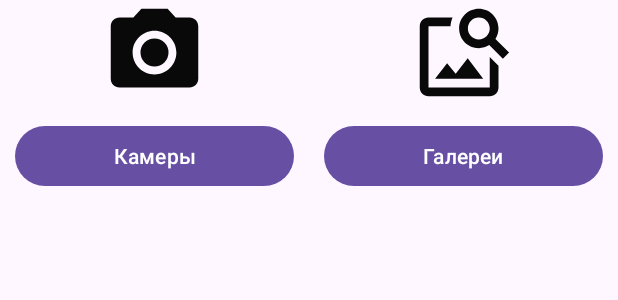
After one commit to resultb0ss/UrbanMessenger, an Android app: the layout alert_dialog_change_photo.xml on its own in the app's theme, with its tools: preview values and no code run, on a phone screen of 412 x 824 dp. The commit adds this screen. Shown: the top 300 px of the screen. Run offline under Robolectric (Android 15) with nearby library versions, the phone set to English and light mode, and no system bars.

Commit message:
Did: ---------------------- Add change photo AlertDialog
Added:
----------------------

Do:
---------------------

```diff
--- a/app/src/main/AndroidManifest.xml
+++ b/app/src/main/AndroidManifest.xml
@@ -4,6 +4,8 @@
 
     <uses-permission android:name="android.permission.READ_EXTERNAL_STORAGE" />
     <uses-permission android:name="android.permission.WRITE_EXTERNAL_STORAGE" />
+    <uses-permission android:name="android.permission.CAMERA"/>
+
     <uses-permission
         android:name="android.permission.POST_NOTIFICATIONS"
         tools:node="remove" />
--- /dev/null
+++ b/app/src/main/res/drawable/ic_camera_24.xml
@@ -0,0 +1,7 @@
+<vector xmlns:android="http://schemas.android.com/apk/res/android" android:height="24dp" android:tint="#090909" android:viewportHeight="24" android:viewportWidth="24" android:width="24dp">
+
+    <path android:fillColor="@android:color/white" android:pathData="M12,12m-3.2,0a3.2,3.2 0,1 1,6.4 0a3.2,3.2 0,1 1,-6.4 0"/>
+
+    <path android:fillColor="@android:color/white" android:pathData="M9,2L7.17,4L4,4c-1.1,0 -2,0.9 -2,2v12c0,1.1 0.9,2 2,2h16c1.1,0 2,-0.9 2,-2L22,6c0,-1.1 -0.9,-2 -2,-2h-3.17L15,2L9,2zM12,17c-2.76,0 -5,-2.24 -5,-5s2.24,-5 5,-5 5,2.24 5,5 -2.24,5 -5,5z"/>
+
+</vector>
--- /dev/null
+++ b/app/src/main/res/drawable/ic_gallery_24.xml
@@ -0,0 +1,5 @@
+<vector xmlns:android="http://schemas.android.com/apk/res/android" android:height="24dp" android:tint="#090909" android:viewportHeight="24" android:viewportWidth="24" android:width="24dp">
+
+    <path android:fillColor="@android:color/white" android:pathData="M18,13v7L4,20L4,6h5.02c0.05,-0.71 0.22,-1.38 0.48,-2L4,4c-1.1,0 -2,0.9 -2,2v14c0,1.1 0.9,2 2,2h14c1.1,0 2,-0.9 2,-2v-5l-2,-2zM16.5,18h-11l2.75,-3.53 1.96,2.36 2.75,-3.54zM19.3,8.89c0.44,-0.7 0.7,-1.51 0.7,-2.39C20,4.01 17.99,2 15.5,2S11,4.01 11,6.5s2.01,4.5 4.49,4.5c0.88,0 1.7,-0.26 2.39,-0.7L21,13.42 22.42,12 19.3,8.89zM15.5,9C14.12,9 13,7.88 13,6.5S14.12,4 15.5,4 18,5.12 18,6.5 16.88,9 15.5,9z"/>
+
+</vector>
--- /dev/null
+++ b/app/src/main/res/layout/alert_dialog_change_photo.xml
@@ -0,0 +1,54 @@
+<?xml version="1.0" encoding="utf-8"?>
+<LinearLayout xmlns:android="http://schemas.android.com/apk/res/android"
+    android:orientation="vertical"
+    android:layout_width="match_parent"
+    android:layout_height="match_parent">
+
+    <LinearLayout
+        android:layout_width="match_parent"
+        android:layout_height="wrap_content"
+        android:orientation="horizontal"
+        android:gravity="center">
+
+        <ImageView
+            android:layout_width="70dp"
+            android:layout_height="70dp"
+            android:layout_weight="1"
+            android:src="@drawable/ic_camera_24"
+            />
+
+        <ImageView
+            android:layout_width="70dp"
+            android:layout_height="70dp"
+            android:layout_weight="1"
+            android:src="@drawable/ic_gallery_24"/>
+
+
+    </LinearLayout>
+
+    <LinearLayout
+        android:layout_width="match_parent"
+        android:layout_height="wrap_content"
+        android:orientation="horizontal"
+        android:gravity="center">
+
+        <com.google.android.material.button.MaterialButton
+            android:id="@+id/changePhotoFragmentAlertDialogCameraButton"
+            android:layout_width="0dp"
+            android:layout_height="wrap_content"
+            android:layout_weight="1"
+            android:text="Камеры"
+            android:layout_margin="10dp"/>
+
+        <com.google.android.material.button.MaterialButton
+            android:id="@+id/changePhotoFragmentAlertDialogGalleryButton"
+            android:layout_width="0dp"
+            android:layout_height="wrap_content"
+            android:layout_weight="1"
+            android:layout_margin="10dp"
+            android:text="Галереи"/>
+
+
+    </LinearLayout>
+
+</LinearLayout>
--- a/app/src/main/res/layout/fragment_profile.xml
+++ b/app/src/main/res/layout/fragment_profile.xml
@@ -34,7 +34,7 @@
             android:src="@drawable/profile_fragment_user_default_image" />
 
         <de.hdodenhof.circleimageview.CircleImageView
-            android:id="@+id/settingsFragmentChangePhotoButtonBTN"
+            android:id="@+id/profileFragmentChangePhotoButtonBTN"
             android:layout_width="55dp"
             android:layout_height="55dp"
             android:layout_gravity="bottom|end"
```
Also changed, not shown: app/src/main/java/com/example/urbanmessenger/menu_fragments/ChangePhotoFragment.kt (+57 -41 lines), app/src/main/java/com/example/urbanmessenger/menu_fragments/ProfileFragment.kt (+5 -6 lines), app/src/main/res/navigation/nav_graph.xml (+8 -0 lines).
